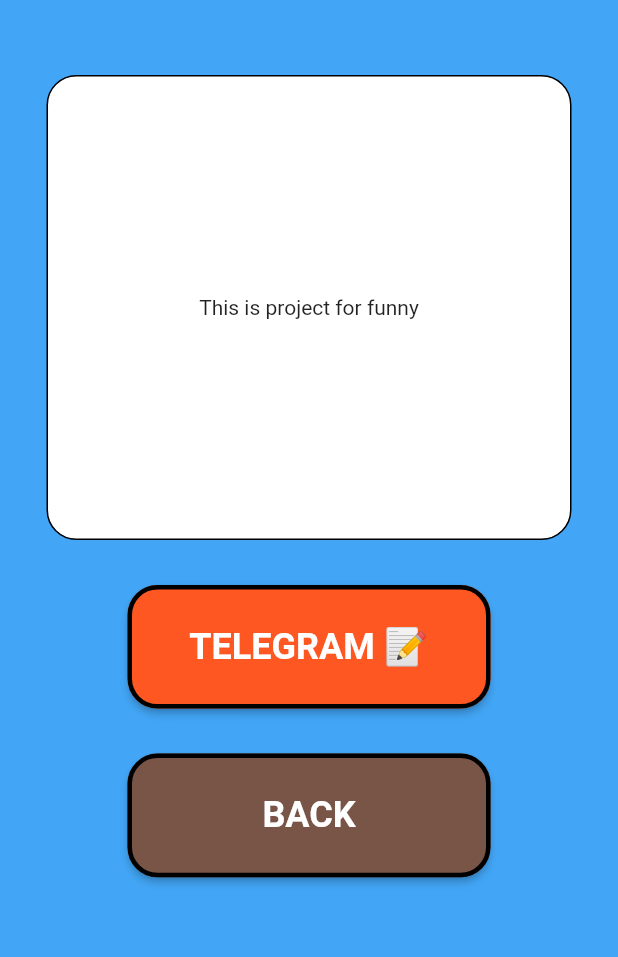
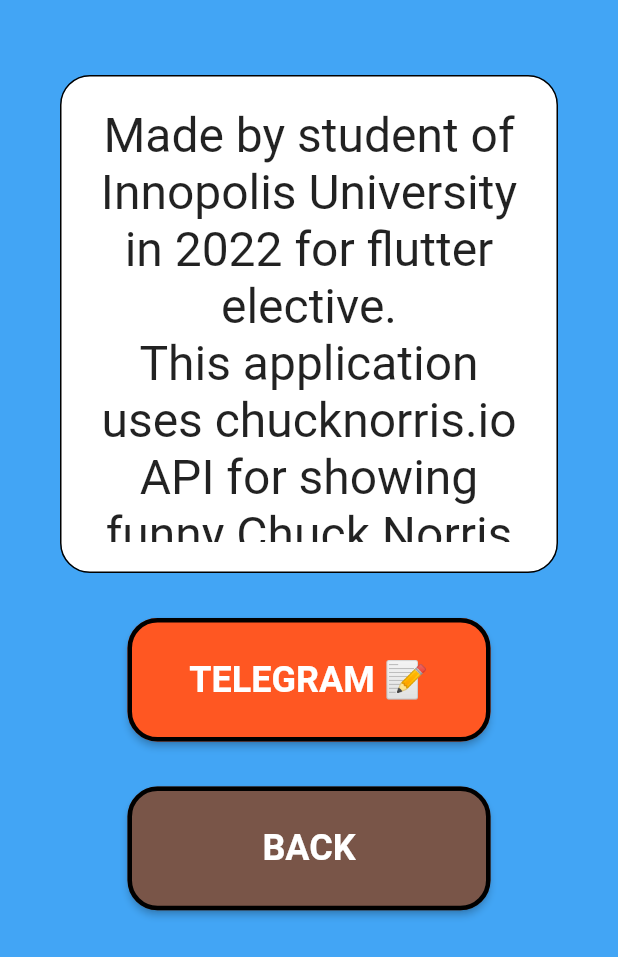
Before and after one commit to bkmceh/funnychuck, a Flutter app: the ProjectInfo screen opened directly, on a phone screen of 412 x 824 dp. Shown: the top 957 px of the screen. Run offline on Flutter 3.47's test engine with Material 2 defaults, Android fonts, the light colour scheme and no system bars; network calls fail.

Commit message:
made beauty, added description

```diff
--- a/lib/about_project/project-info.dart
+++ b/lib/about_project/project-info.dart
@@ -8,6 +8,7 @@
   Widget build(BuildContext context) {
     final double _width = MediaQuery.of(context).size.width - 170;
     final double _height = MediaQuery.of(context).size.width / 5;
+    final double _windowWidth = MediaQuery.of(context).size.width - 80;
     return Scaffold(
       backgroundColor: Colors.blue.shade400,
       body: SafeArea(
@@ -20,9 +21,16 @@
                   child: Container(
                     padding: const EdgeInsets.all(20.0),
                     alignment: Alignment.center,
-                    width: 350,
-                    height: 310,
-                    child: const Text("This is project for funny"),
+                    width: _windowWidth,
+                    height: _windowWidth,
+                    child: const SingleChildScrollView(
+                      child: Text(
+                          "Made by student of Innopolis University in 2022 for flutter elective.\n"
+                          "This application uses chucknorris.io API for showing funny Chuck Norris facts. Enjoy!\n"
+                          "Telegram contact below",
+                          style: TextStyle(fontSize: 32),
+                          textAlign: TextAlign.center),
+                    ),
                     decoration: BoxDecoration(
                         color: Colors.white,
                         borderRadius: BorderRadius.circular(20.0),
--- a/lib/home.dart
+++ b/lib/home.dart
@@ -33,8 +33,7 @@
                       Navigator.push(
                           context,
                           MaterialPageRoute(
-                              builder: ((context) =>
-                                  const RandomFacts(""))));
+                              builder: ((context) => const RandomFacts(""))));
                     },
                     style: ButtonStyle(
                       backgroundColor:
@@ -67,8 +66,7 @@
                       Navigator.push(
                           context,
                           MaterialPageRoute(
-                              builder: ((context) =>
-                              const Categories())));
+                              builder: ((context) => const Categories())));
                     },
                     style: ButtonStyle(
                       backgroundColor:
```
Also changed, not shown: lib/categories/categories.dart (+33 -10 lines), lib/random_facts/random.dart (+17 -15 lines), lib/main.dart (line endings or trailing spaces).
